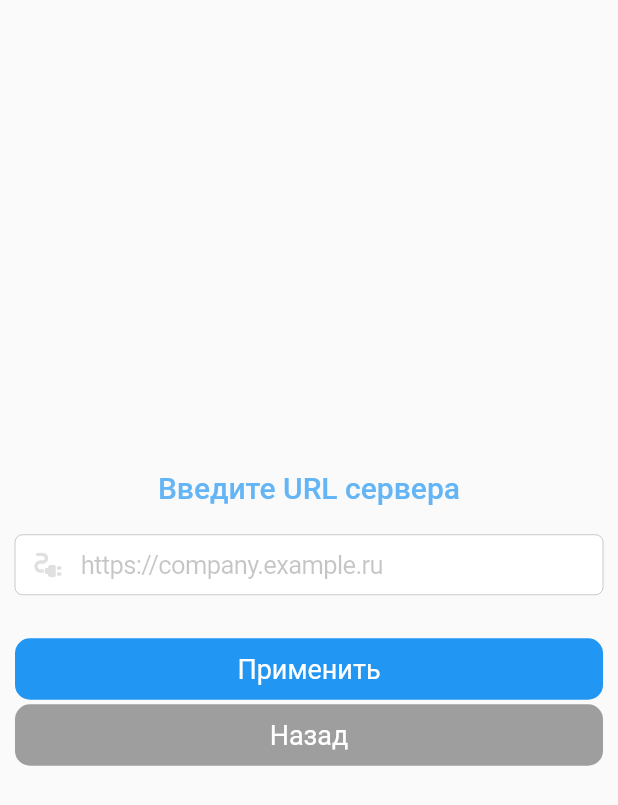
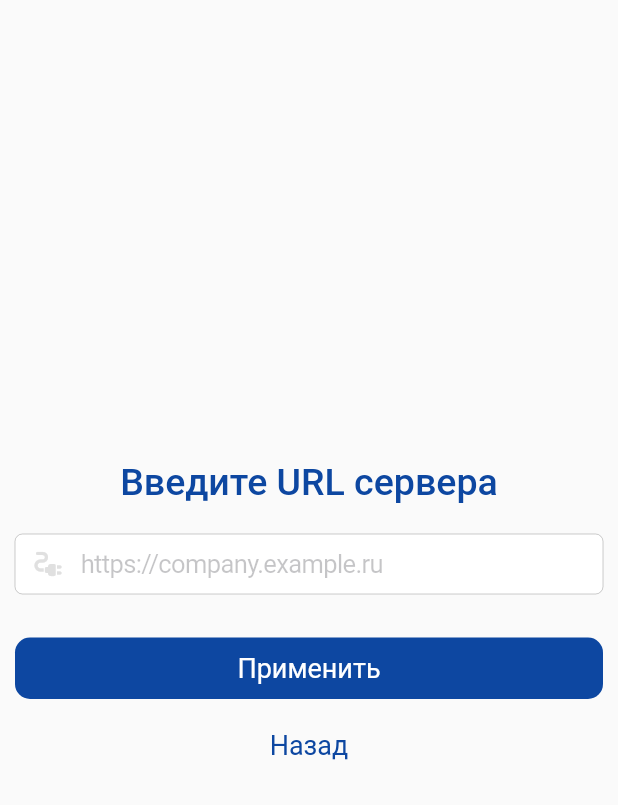
Before and after one commit to IT3G/work-calendar-mobile, a Flutter app: the EntryServerForm screen opened directly with empty values, on a phone screen of 412 x 824 dp. Shown: the top 805 px of the screen. Run offline on Flutter 3.47's test engine with Material 2 defaults, Android fonts, the phone set to English and light mode, and no system bars; our stand-ins replace flutter_dotenv, flutter_redux, flutter_spinkit, localstorage, redux, syncfusion_flutter_calendar and 1 more; missing offline and left inert: qrscan, syncfusion_localizations; network calls fail.

Commit message:
change color in entry form

```diff
--- a/lib/screens/entry/entry_server_form.dart
+++ b/lib/screens/entry/entry_server_form.dart
@@ -84,8 +84,8 @@ class _EntryServerFormState extends State<EntryServerForm> {
               "Введите URL сервера",
               style: TextStyle(
                 fontWeight: FontWeight.w500,
-                fontSize: 20,
-                color: Colors.blue.shade300,
+                fontSize: 25,
+                color: Colors.blue[900],
               ),
             ),
             Container(
@@ -110,8 +110,9 @@ class _EntryServerFormState extends State<EntryServerForm> {
               ),
             ),
             Padding(
-                padding: EdgeInsets.only(bottom: 3),
+                padding: EdgeInsets.only(bottom: 10),
                 child: FullButton(
+                  color: Colors.blue[900]!,
                   child: Text(
                     "Применить",
                     style: TextStyle(fontSize: 18, color: Colors.white),
@@ -120,10 +121,10 @@ class _EntryServerFormState extends State<EntryServerForm> {
                   load: loading,
                 )),
             FullButton(
-              color: Colors.grey.shade500,
+              color: Colors.transparent,
               child: Text(
                 "Назад",
-                style: TextStyle(fontSize: 18, color: Colors.white),
+                style: TextStyle(fontSize: 18, color: Colors.blue[900]),
               ),
               onPress: onBack,
               load: loading,
```
